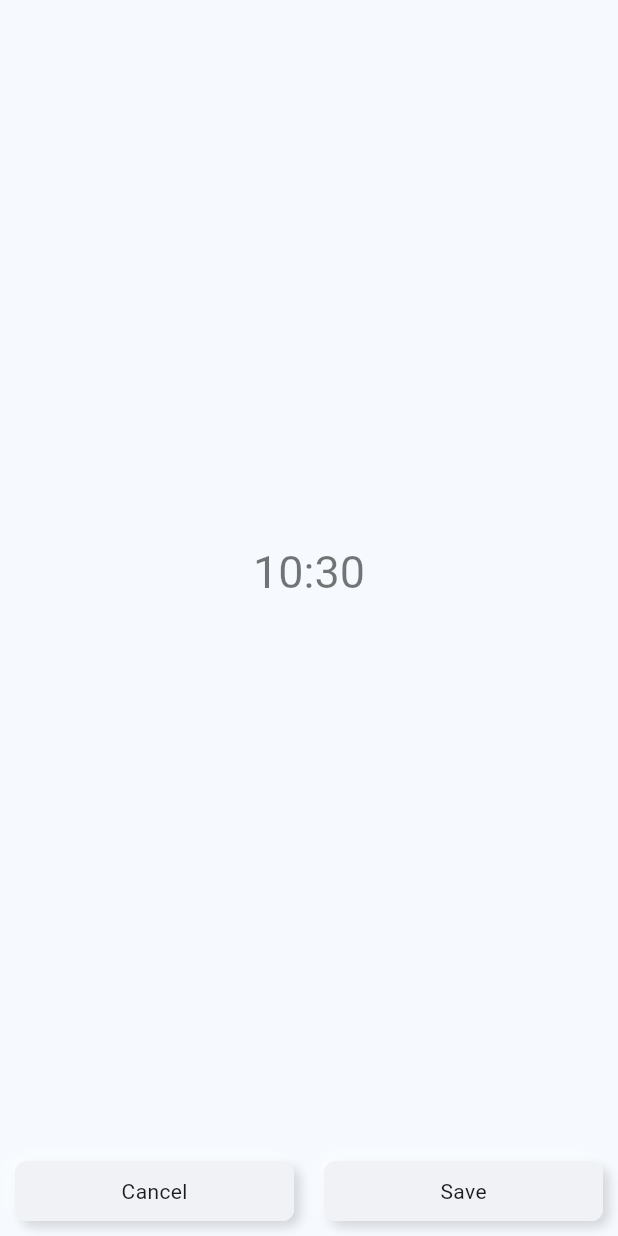
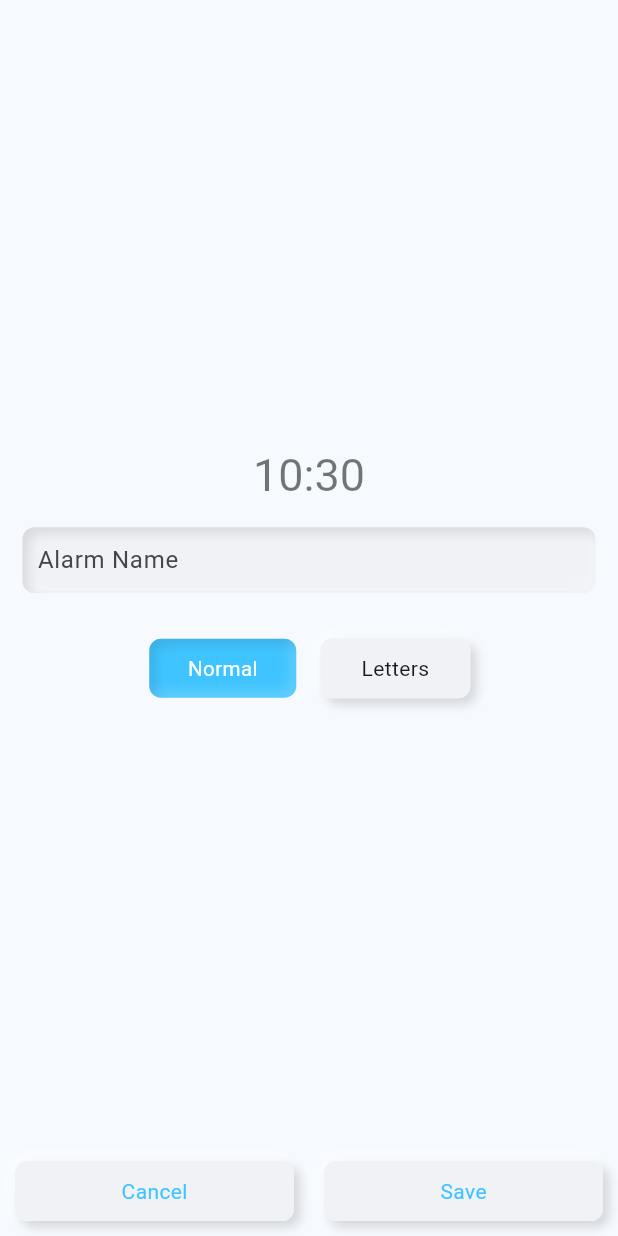
Before and after one commit to EricssonXD/Snooze-Slayer, a Flutter app: the AlarmEditView screen opened directly, on a phone screen of 412 x 824 dp. Run offline on Flutter 3.47's test engine with Material 3 defaults, Android fonts, the phone set to English and light mode, and no system bars; our stand-ins replace analog_clock, flutter_bloc, flutter_svg, freezed_annotation, google_nav_bar, isar and 2 more; missing offline and left inert: flutter_fgbg; accounts and stored records are empty; statements that could not run were skipped.

Commit message:
added ring type and title settings

```diff
--- a/lib/res/theme.dart
+++ b/lib/res/theme.dart
@@ -11,6 +11,7 @@ abstract class MyTheme {
 
   static final ThemeData lightTheme = ThemeData(
     timePickerTheme: TimePickerThemeData(
+      // dayPeriodColor: highlightColor,
       backgroundColor: Colors.white,
       hourMinuteColor: Colors.transparent,
       entryModeIconColor: highlightColor,
@@ -19,7 +20,8 @@ abstract class MyTheme {
       dayPeriodShape: RoundedRectangleBorder(
         borderRadius: BorderRadius.circular(20),
         side: BorderSide.none,
-        )),
+      ),
+    ),
     colorScheme: ColorScheme.fromSeed(
       brightness: Brightness.light,
       seedColor: highlightColor,
--- a/lib/view/alarm_view/alarm_edit_view.dart
+++ b/lib/view/alarm_view/alarm_edit_view.dart
@@ -1,5 +1,6 @@
 import 'package:flutter_neumorphic/flutter_neumorphic.dart';
 import 'package:snooze_slayer/model/alarm_model.dart';
+import 'package:snooze_slayer/res/theme.dart';
 import 'package:snooze_slayer/view_model/database_helper/database_helper.dart';
 
 class AlarmEditView extends StatefulWidget {
@@ -13,17 +14,25 @@ class AlarmEditView extends StatefulWidget {
 }
 
 class _AlarmEditViewState extends State<AlarmEditView> {
+  final _titleTextController = TextEditingController();
+  late AlarmRingType _ringType;
+
   @override
   void initState() {
     super.initState();
     alarm = widget.alarm?.copyWith() ??
         AlarmModel(hour: DateTime.now().hour, minute: DateTime.now().minute);
+    _ringType = alarm.ringType;
   }
 
   late final AlarmModel alarm;
 
   void saveAlarm(BuildContext context) {
-    AlarmManager().insert(alarm);
+    AlarmManager().insert(
+      alarm
+        ..ringType = _ringType
+        ..title = _titleTextController.text,
+    );
     Navigator.of(context).pop();
   }
 
@@ -55,22 +64,19 @@ class _AlarmEditViewState extends State<AlarmEditView> {
                 )),
       ])),
     );
-    return Scaffold(
-      body: SizedBox.expand(
-        child: Column(
-          crossAxisAlignment: CrossAxisAlignment.center,
-          children: [
-            const Spacer(),
-            timeText,
-            const Spacer(),
-            Row(
+    Widget bottomButtons = Row(
       children: [
         Expanded(
           child: Padding(
             padding: const EdgeInsets.all(10.0),
             child: NeumorphicButton(
               onPressed: () => Navigator.of(context).pop(),
-                      child: const Center(child: Text("Cancel")),
+              child: const Center(
+                child: Text(
+                  "Cancel",
+                  style: TextStyle(color: MyTheme.highlightColor),
+                ),
+              ),
             ),
           ),
         ),
@@ -79,12 +85,88 @@ class _AlarmEditViewState extends State<AlarmEditView> {
             padding: const EdgeInsets.all(10.0),
             child: NeumorphicButton(
               onPressed: () => saveAlarm(context),
-                      child: const Center(child: Text("Save")),
+              child: const Center(
+                child: Text(
+                  "Save",
+                  style: TextStyle(color: MyTheme.highlightColor),
+                ),
+              ),
             ),
           ),
         ),
       ],
+    );
+
+    var neumorphicRadioStyle = const NeumorphicRadioStyle(
+      selectedColor: MyTheme.highlightColor,
+    );
+    Widget ringTypeSelector = Row(
+      mainAxisAlignment: MainAxisAlignment.center,
+      children: [
+        NeumorphicRadio<AlarmRingType>(
+          groupValue: _ringType,
+          value: AlarmRingType.normal,
+          style: neumorphicRadioStyle,
+          onChanged: (value) =>
+              setState(() => _ringType = AlarmRingType.normal),
+          child: SizedBox(
+            height: 40,
+            width: 100,
+            child: Center(
+                child: Text(
+              "Normal",
+              style: TextStyle(
+                color: _ringType == AlarmRingType.normal ? Colors.white : null,
               ),
+            )),
+          ),
+        ),
+        const SizedBox(width: 15),
+        NeumorphicRadio<AlarmRingType>(
+          groupValue: _ringType,
+          value: AlarmRingType.letters,
+          style: neumorphicRadioStyle,
+          onChanged: (value) =>
+              setState(() => _ringType = AlarmRingType.letters),
+          child: SizedBox(
+            height: 40,
+            width: 100,
+            child: Center(
+              child: Text(
+                "Letters",
+                style: TextStyle(
+                  color:
+                      _ringType == AlarmRingType.letters ? Colors.white : null,
+                ),
+              ),
+            ),
+          ),
+        ),
+      ],
+    );
+    return Scaffold(
+      body: SizedBox.expand(
+        child: Column(
+          crossAxisAlignment: CrossAxisAlignment.center,
+          children: [
+            const Spacer(),
+            timeText,
+            Neumorphic(
+              margin: const EdgeInsets.all(15),
+              padding: const EdgeInsets.symmetric(horizontal: 10, vertical: 10),
+              style: const NeumorphicStyle(depth: -4),
+              child: TextField(
+                controller: _titleTextController,
+                cursorColor: MyTheme.highlightColor,
+                decoration: const InputDecoration.collapsed(
+                  hintText: "Alarm Name",
+                ),
+              ),
+            ),
+            const SizedBox(height: 15),
+            ringTypeSelector,
+            const Spacer(),
+            bottomButtons,
           ],
         ),
       ),
--- a/lib/view/splash_view/splash_screen.dart
+++ b/lib/view/splash_view/splash_screen.dart
@@ -30,7 +30,6 @@ class SplashScreen extends StatelessWidget {
         state.whenOrNull(
           idleState: () {
             goToNextScreen(context);
-            print("This");
           },
         );
       },
```
Lines whose indentation alone changed are shown as unchanged.
